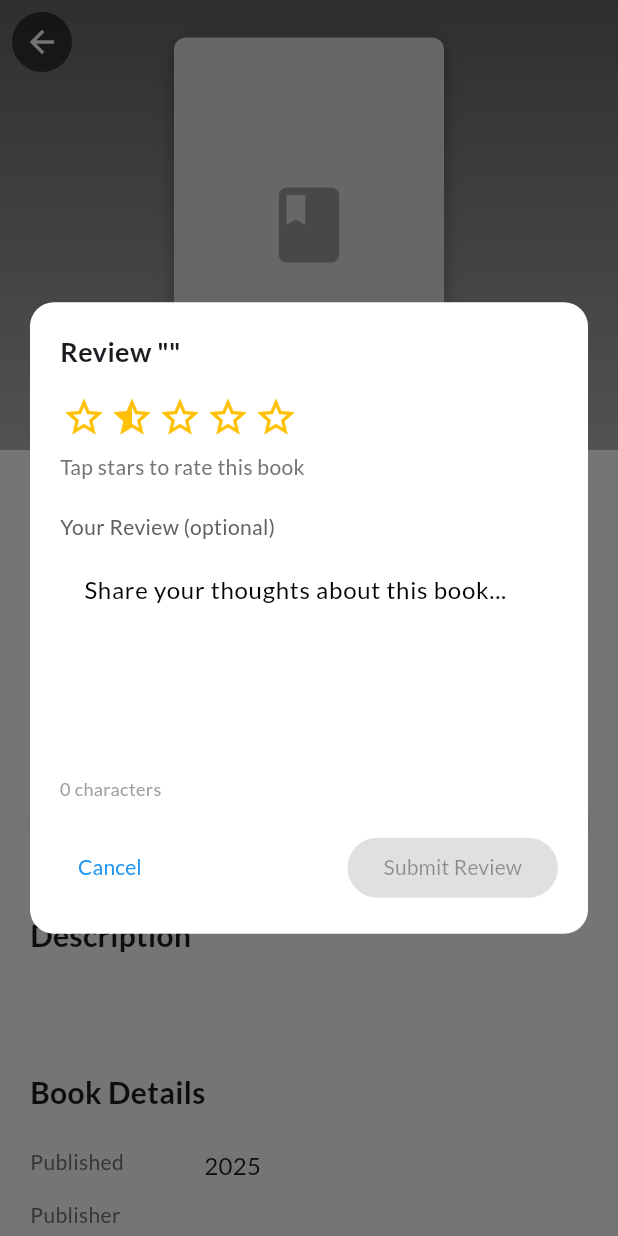
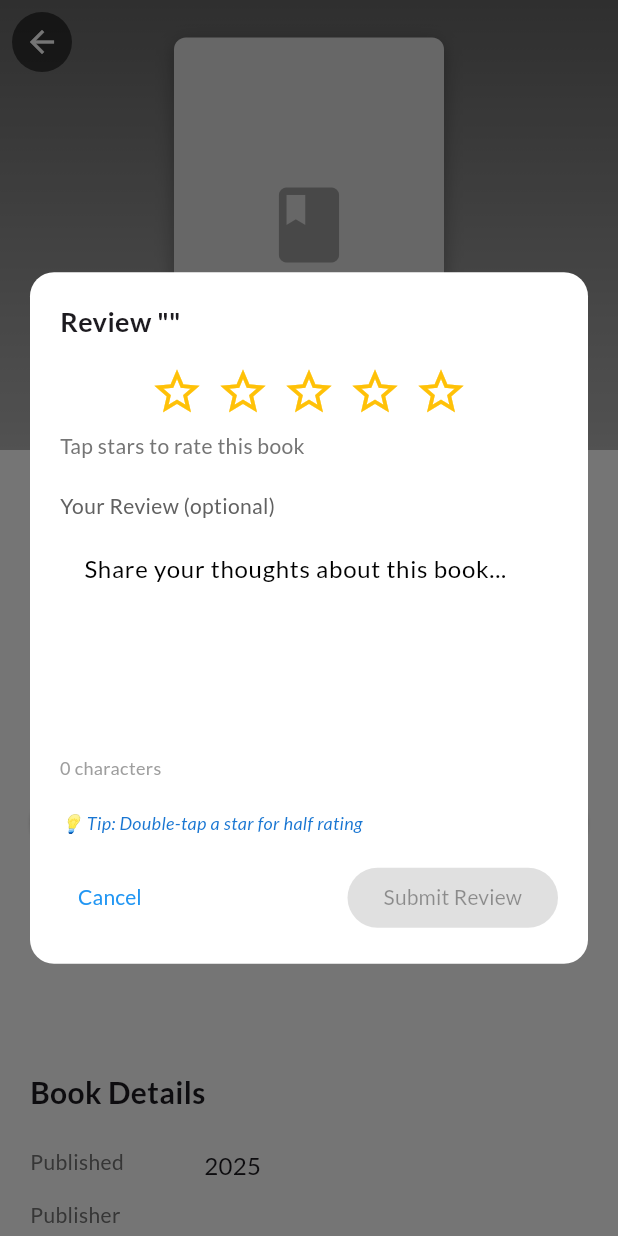
Before and after one commit to AaronTi30/bookish, a Flutter app: the BookDetailScreen screen opened directly with empty values, after a tap on "Write a Review", on a phone screen of 412 x 824 dp. Run offline on Flutter 3.47's test engine with Material 3 defaults, Android fonts, the phone set to English and light mode, and no system bars; our stand-ins replace cached_network_image, google_fonts.

Commit message:
ADD half-star rating functionality

```diff
--- a/lib/widgets/review_dialog.dart
+++ b/lib/widgets/review_dialog.dart
@@ -61,7 +61,7 @@
               ),
               const SizedBox(height: 16),
 
-              // Star rating
+              // Star rating with 5 visual stars
               _buildStarRating(),
               const SizedBox(height: 8),
 
@@ -94,7 +94,7 @@
                   contentPadding: const EdgeInsets.all(12),
                 ),
                 onChanged: (value) {
-                  setState(() {}); // Rebuild to update character count
+                  setState(() {});
                 },
               ),
               const SizedBox(height: 4),
@@ -104,6 +104,17 @@
                 textAlign: TextAlign.end,
               ),
               const SizedBox(height: 20),
+
+              // Instructions for half stars
+              Text(
+                '💡 Tip: Double-tap a star for half rating',
+                style: TextStyle(
+                  fontSize: 12,
+                  color: Colors.blue[700],
+                  fontStyle: FontStyle.italic,
+                ),
+              ),
+              const SizedBox(height: 16),
 
               // Action buttons
               Row(
@@ -142,51 +153,54 @@
   }
 
   Widget _buildStarRating() {
-    return SingleChildScrollView(
-      scrollDirection: Axis.horizontal,
-      child: Row(
+    return Row(
       mainAxisAlignment: MainAxisAlignment.center,
-        mainAxisSize: MainAxisSize.min,
       children: List.generate(5, (index) {
-          final starIndex = index ~/ 2;
-          final isHalfStar = index.isOdd;
-          final ratingValue = starIndex + (isHalfStar ? 0.5 : 1.0);
-
+        final starNumber = index + 1;
         return GestureDetector(
           onTap: () {
+            // Single tap: set whole star
             setState(() {
-                _currentRating = ratingValue;
+              _currentRating = starNumber.toDouble();
             });
-              // Auto-focus on review field after rating
-              if (_currentRating > 0) {
-                FocusScope.of(context).requestFocus(_reviewFocusNode);
-              }
+            _autoFocusReview();
+          },
+          onDoubleTap: () {
+            // Double tap: set half star
+            setState(() {
+              _currentRating = starNumber - 0.5;
+            });
+            _autoFocusReview();
           },
           child: MouseRegion(
             cursor: SystemMouseCursors.click,
             child: Padding(
-                padding: const EdgeInsets.symmetric(horizontal: 1),
-                child: Icon(
-                  _getStarIcon(ratingValue),
-                  size: 30,
-                  color: Colors.amber,
-                ),
+              padding: const EdgeInsets.symmetric(horizontal: 4),
+              child: _buildStarIcon(starNumber.toDouble()),
             ),
           ),
         );
       }),
-      ),
     );
   }
 
-  IconData _getStarIcon(double ratingValue) {
-    if (_currentRating >= ratingValue) {
-      return Icons.star;
-    } else if (_currentRating >= ratingValue - 0.5 &&
-        _currentRating < ratingValue) {
-      return Icons.star_half;
+  Widget _buildStarIcon(double starValue) {
+    if (_currentRating >= starValue) {
+      // Full star
+      return const Icon(Icons.star, size: 36, color: Colors.amber);
+    } else if (_currentRating >= starValue - 0.5) {
+      // Half star
+      return const Icon(Icons.star_half, size: 36, color: Colors.amber);
     } else {
-      return Icons.star_border;
+      // Empty star
+      return const Icon(Icons.star_border, size: 36, color: Colors.amber);
+    }
+  }
+
+  void _autoFocusReview() {
+    // Auto-focus on review field after rating
+    if (_currentRating > 0) {
+      FocusScope.of(context).requestFocus(_reviewFocusNode);
     }
   }
 
@@ -208,7 +222,6 @@
   void _submitReview() async {
     setState(() => _isSubmitting = true);
 
-    // Simulate API call delay
     await Future.delayed(const Duration(milliseconds: 500));
 
     if (mounted) {
@@ -220,7 +233,6 @@
   }
 }
 
-// Helper function to show the review dialog
 void showReviewDialog({
   required BuildContext context,
   required String bookTitle,
```
Lines whose indentation alone changed are shown as unchanged.
